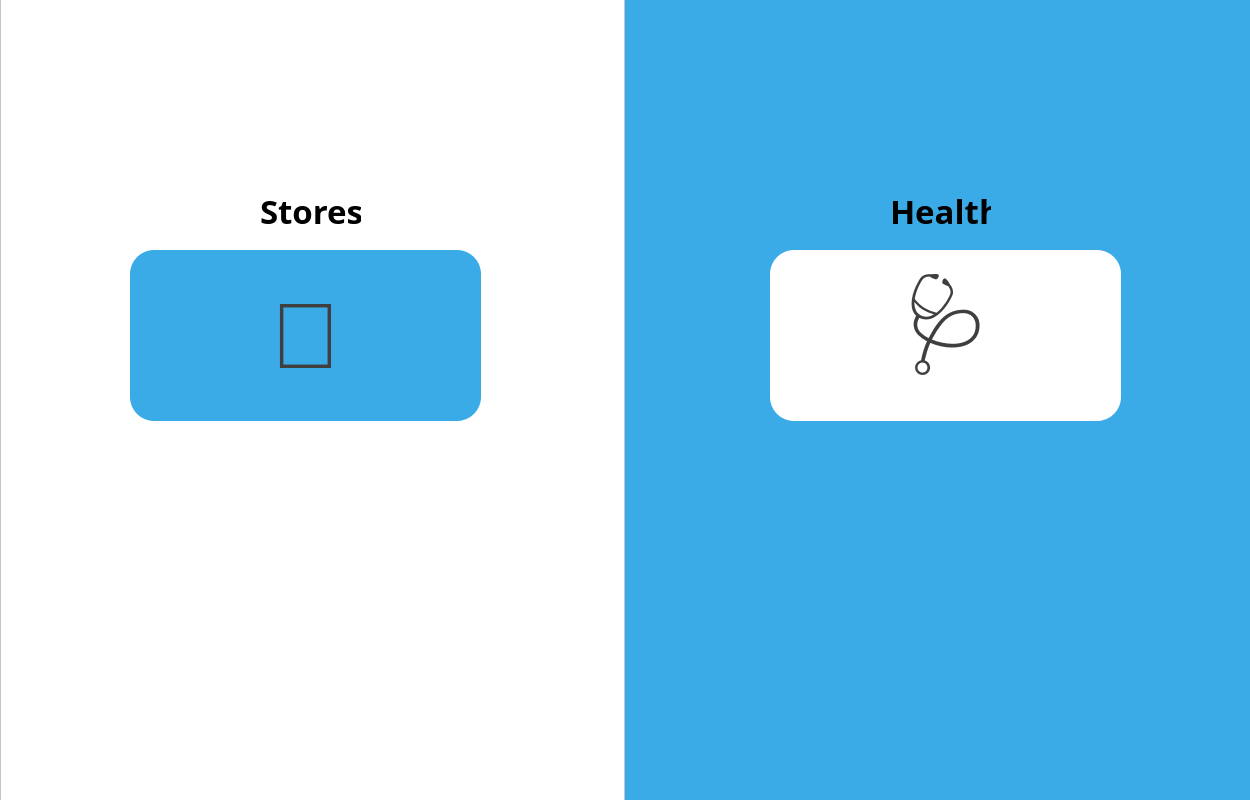
This is backend/UI's/startPageUI.ui in Aditya-Tripuraneni/Hackathon-Healthify as Qt 5 draws it before an edit. The edited form follows.
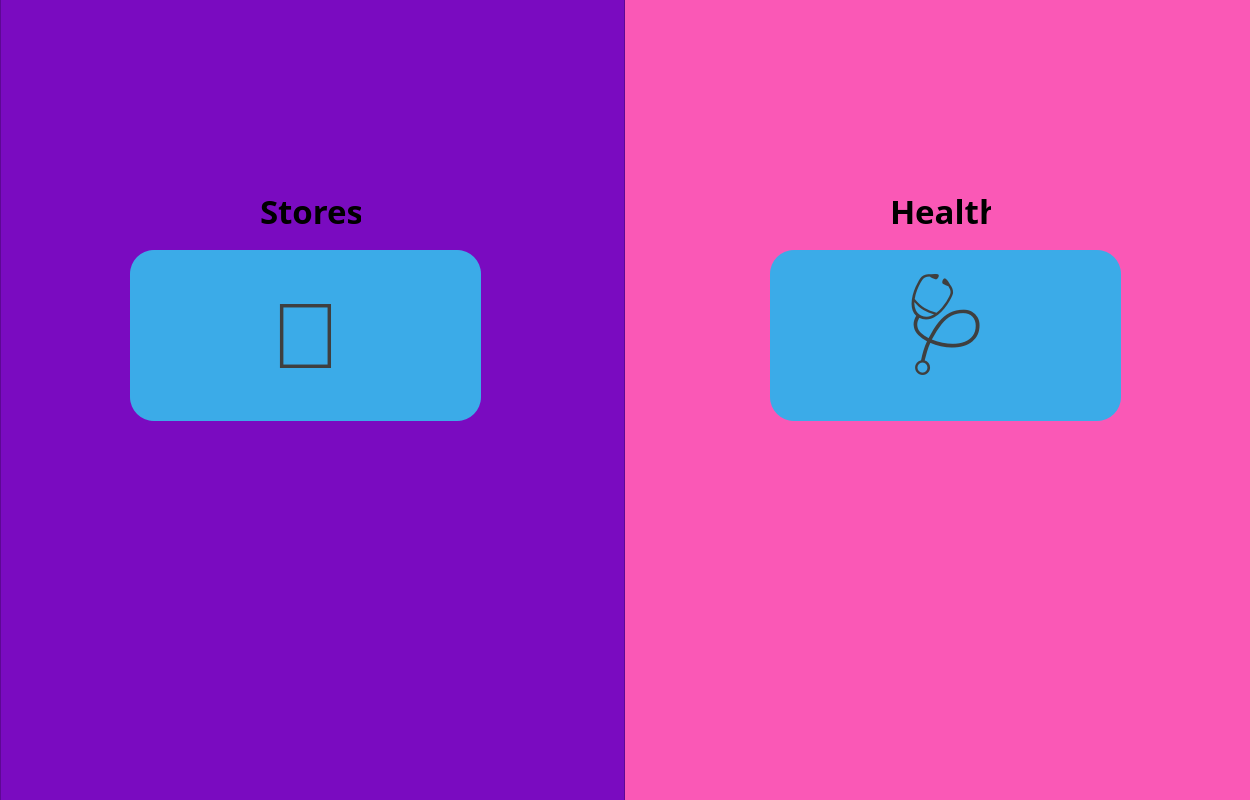
This is the edited form.

Patch:
```diff
--- a/backend/UI's/startPageUI.ui
+++ b/backend/UI's/startPageUI.ui
@@ -14,7 +14,7 @@
    <string>Dialog</string>
   </property>
   <property name="styleSheet">
-   <string notr="true">background-color: rgb(59, 171, 232);</string>
+   <string notr="true">background-color: rgb(250, 88, 182)</string>
   </property>
   <widget class="QFrame" name="frame">
    <property name="geometry">
@@ -26,7 +26,7 @@
     </rect>
    </property>
    <property name="styleSheet">
-    <string notr="true">background-color: white;</string>
+    <string notr="true">background-color: rgb(122, 11, 192)</string>
    </property>
    <property name="frameShape">
     <enum>QFrame::StyledPanel</enum>
@@ -128,7 +128,7 @@
    <property name="styleSheet">
     <string notr="true">QPushButton {
 border-radius: 24px;
-background-color: white;
+background-color: rgb(59, 171, 232);
 color: rgb(63, 63, 63);
 }
 
```
